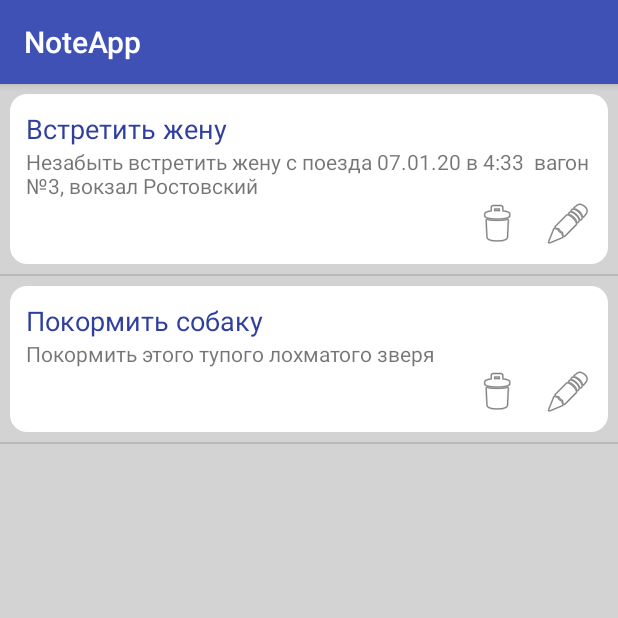
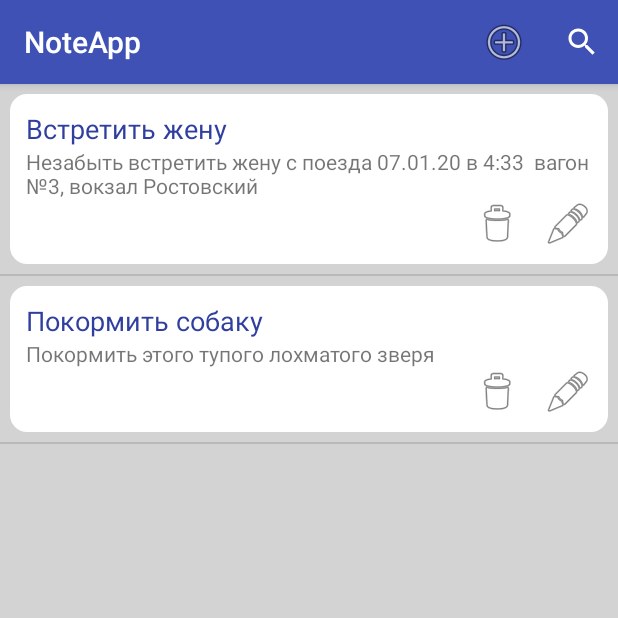
Before and after one commit to DedCharel/NoteApp, an Android app: the screen it shows after launch (MainActivity), on a phone screen of 412 x 824 dp, the top half of it. Run offline under Robolectric (Android 15) with nearby library versions, the phone set to English and light mode, and no system bars.

Commit message:
Use menu bar and Intent

```diff
--- a/app/src/main/java/ru/nvg_soft/noteapp/AddNotes.kt
+++ b/app/src/main/java/ru/nvg_soft/noteapp/AddNotes.kt
@@ -2,6 +2,7 @@ package ru.nvg_soft.noteapp
 
 import android.support.v7.app.AppCompatActivity
 import android.os.Bundle
+import android.view.View
 
 class AddNotes : AppCompatActivity() {
 
@@ -9,4 +10,8 @@ class AddNotes : AppCompatActivity() {
         super.onCreate(savedInstanceState)
         setContentView(R.layout.activity_add_notes)
     }
+
+    fun onClickAdd(view: View){
+        finish()
+    }
 }
--- a/app/src/main/java/ru/nvg_soft/noteapp/MainActivity.kt
+++ b/app/src/main/java/ru/nvg_soft/noteapp/MainActivity.kt
@@ -1,13 +1,22 @@
 package ru.nvg_soft.noteapp
 
+import android.app.SearchManager
+import android.content.Context
+import android.content.Intent
 import android.support.v7.app.AppCompatActivity
 import android.os.Bundle
+import android.view.Menu
+import android.view.MenuItem
 import android.view.View
 import android.view.ViewGroup
 import android.widget.BaseAdapter
+import android.widget.SearchView
+import android.widget.Toast
 import kotlinx.android.synthetic.main.activity_main.*
 import kotlinx.android.synthetic.main.ticket.view.*
+import java.util.*
 import java.util.zip.Inflater
+import kotlin.collections.ArrayList
 
 class MainActivity : AppCompatActivity() {
 
@@ -24,6 +33,36 @@ class MainActivity : AppCompatActivity() {
         lvNotes.adapter = adapter
     }
 
+    override fun onCreateOptionsMenu(menu: Menu?): Boolean {
+        menuInflater.inflate(R.menu.main_menu, menu)
+        val sv = menu!!.findItem(R.id.app_bar_search).actionView as SearchView
+        val sm = getSystemService(Context.SEARCH_SERVICE) as SearchManager
+        sv.setSearchableInfo(sm.getSearchableInfo(componentName))
+        sv.setOnQueryTextListener(object : SearchView.OnQueryTextListener{
+            override fun onQueryTextSubmit(query: String): Boolean {
+                Toast.makeText(applicationContext,query,Toast.LENGTH_LONG).show()
+                //TODO: search database
+                return false
+            }
+
+            override fun onQueryTextChange(newText: String): Boolean {
+                return false
+            }
+        })
+        return super.onCreateOptionsMenu(menu)
+    }
+
+    override fun onOptionsItemSelected(item: MenuItem?): Boolean {
+        if (item != null){
+            when (item.itemId){
+                R.id.addNote -> {
+                    var intent = Intent(this,AddNotes::class.java)
+                    startActivity(intent)
+                }
+            }
+        }
+        return super.onOptionsItemSelected(item)
+    }
     inner class MyNoteAdapter:BaseAdapter{
         var listNotes = ArrayList<Note>()
         constructor(listNotes:ArrayList<Note>){
--- /dev/null
+++ b/app/src/main/res/drawable/ic_search_black_24dp.xml
@@ -0,0 +1,9 @@
+<vector xmlns:android="http://schemas.android.com/apk/res/android"
+        android:width="24dp"
+        android:height="24dp"
+        android:viewportWidth="24.0"
+        android:viewportHeight="24.0">
+    <path
+        android:fillColor="#FF000000"
+        android:pathData="M15.5,14h-0.79l-0.28,-0.27C15.41,12.59 16,11.11 16,9.5 16,5.91 13.09,3 9.5,3S3,5.91 3,9.5 5.91,16 9.5,16c1.61,0 3.09,-0.59 4.23,-1.57l0.27,0.28v0.79l5,4.99L20.49,19l-4.99,-5zM9.5,14C7.01,14 5,11.99 5,9.5S7.01,5 9.5,5 14,7.01 14,9.5 11.99,14 9.5,14z"/>
+</vector>
--- a/app/src/main/res/layout/activity_main.xml
+++ b/app/src/main/res/layout/activity_main.xml
@@ -10,4 +10,5 @@
     <ListView
             android:layout_width="match_parent"
             android:layout_height="match_parent" android:id="@+id/lvNotes"/>
+
 </LinearLayout>
--- /dev/null
+++ b/app/src/main/res/menu/main_menu.xml
@@ -0,0 +1,10 @@
+<?xml version="1.0" encoding="utf-8"?>
+<menu xmlns:app="http://schemas.android.com/apk/res-auto" xmlns:android="http://schemas.android.com/apk/res/android">
+
+    <item android:title="Add" android:icon="@android:drawable/ic_menu_add" android:id="@+id/addNote"
+          app:showAsAction="ifRoom"/>
+    <item
+            android:id="@+id/app_bar_search"
+            android:icon="@drawable/ic_search_black_24dp"
+            android:title="Search" app:actionViewClass="android.widget.SearchView" app:showAsAction="always"/>
+</menu>
```
Also changed, not shown: app/src/main/res/layout/activity_add_notes.xml (+5 -4 lines).
